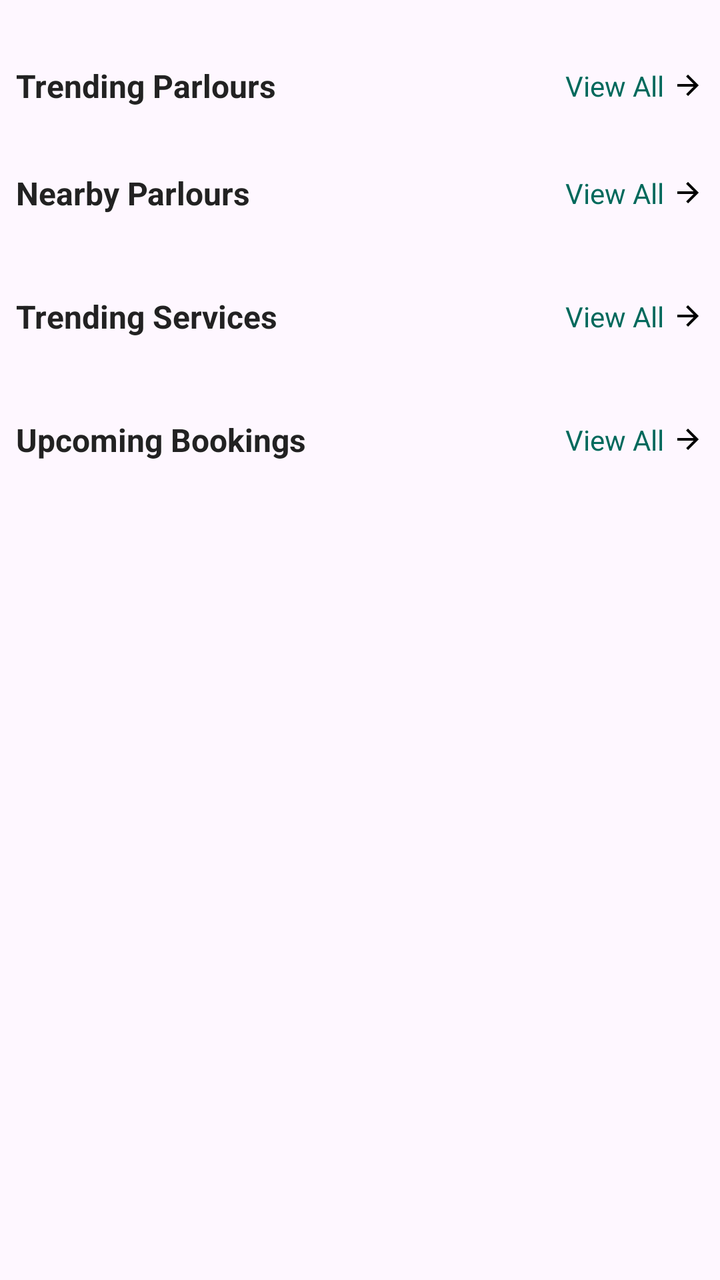
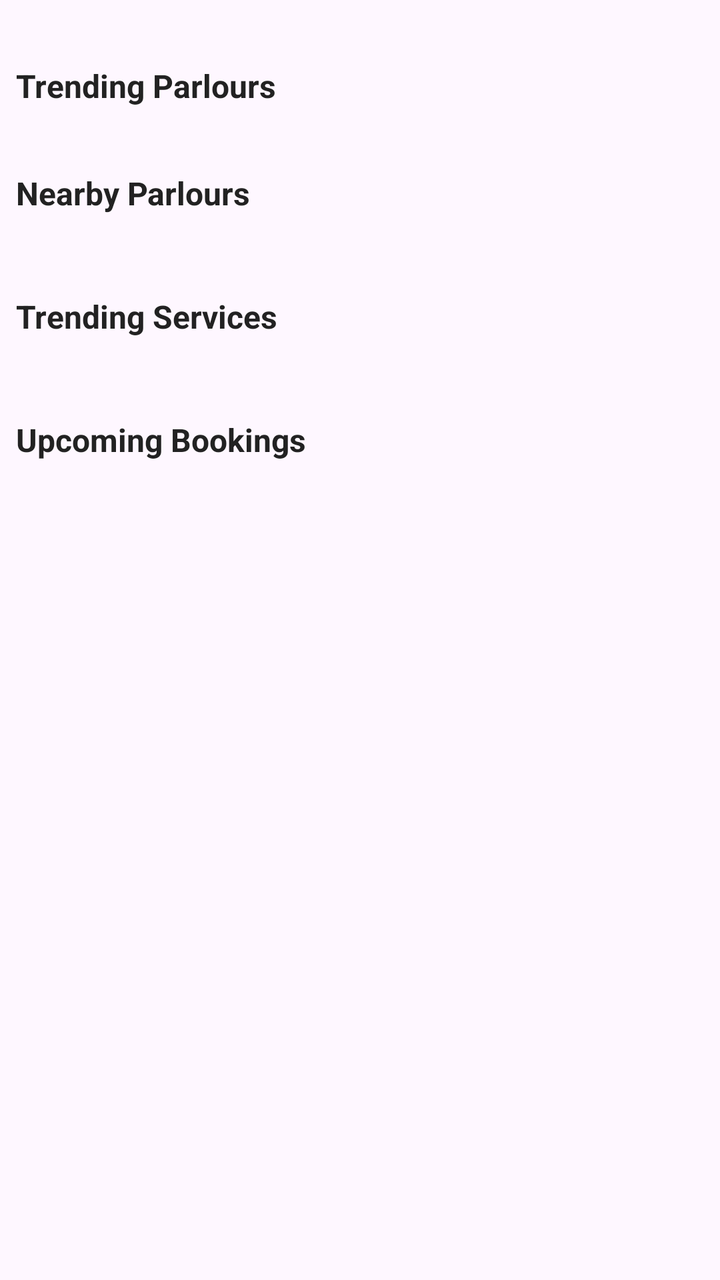

The first picture is an Android layout as it rendered before a commit; the second is the same layout after the commit. The layout source and the unified diff follow.
<!-- AndroidManifest.xml: application theme Theme.TheKaincheeUser -->
<!-- res/layout/fragment_all_parlour.xml -->
<?xml version="1.0" encoding="utf-8"?>
<FrameLayout xmlns:android="http://schemas.android.com/apk/res/android"
    xmlns:tools="http://schemas.android.com/tools"
    xmlns:app="http://schemas.android.com/apk/res-auto"
    android:id="@+id/rootLayout"
    android:layout_width="match_parent"
    android:layout_height="match_parent"
    tools:context=".presentation.dashboard.home.tabs.fragment.AllParlourFragment">

    
    <androidx.core.widget.NestedScrollView
        android:id="@+id/mainContent"
        android:layout_width="match_parent"
        android:layout_height="match_parent"
        android:clipToPadding="false"
        android:overScrollMode="never"
        android:fillViewport="true">

        <LinearLayout
            android:layout_width="match_parent"
            android:layout_height="wrap_content"
            android:orientation="vertical"
            android:padding="8dp">

            <LinearLayout
                android:id="@+id/layoutTrendingParloursSection"
                android:layout_width="match_parent"
                android:layout_height="wrap_content"
                android:orientation="vertical">

                <LinearLayout
                    android:layout_width="match_parent"
                    android:layout_height="wrap_content"
                    android:layout_marginTop="24dp"
                    android:gravity="center_vertical"
                    android:orientation="horizontal">

                    <com.google.android.material.textview.MaterialTextView
                        android:layout_width="0dp"
                        android:layout_height="wrap_content"
                        android:layout_weight="1"
                        android:text="Trending Parlours"
                        android:textSize="16sp"
                        android:textStyle="bold"
                        android:textColor="#222222" />
                    <FrameLayout
                        android:layout_width="wrap_content"
                        android:layout_height="wrap_content">


                        <com.google.android.material.textview.MaterialTextView
                            android:id="@+id/tvTrendingPViewAll"
                            android:layout_width="wrap_content"
                            android:layout_height="wrap_content"
                            android:text="View All"
                            android:textSize="14sp"
                            android:textColor="@color/primaryColor"
                            android:drawableEnd="@drawable/ic_forward"
                            android:drawablePadding="4dp"
                            android:clickable="true"
                            android:focusable="true"
                            android:foreground="?attr/selectableItemBackground" />

                        <ProgressBar
                            android:id="@+id/loaderTrendingParlour"
                            android:layout_width="20dp"
                            android:layout_height="20dp"
                            android:layout_gravity="center"
                            android:visibility="gone" />

                    </FrameLayout>
                </LinearLayout>

                <androidx.recyclerview.widget.RecyclerView
                    android:id="@+id/rvTrendingParlours"
                    android:layout_width="match_parent"
                    android:layout_height="wrap_content"
                    android:layout_marginTop="16dp"
                    android:background="#FFFFFF"
                    android:nestedScrollingEnabled="false" />
            </LinearLayout>

            <LinearLayout
                android:id="@+id/layoutNearbySection"
                android:layout_width="match_parent"
                android:layout_height="wrap_content"
                android:orientation="vertical">

                <LinearLayout
                    android:layout_width="match_parent"
                    android:layout_height="wrap_content"
                    android:layout_marginTop="16dp"
                    android:gravity="center_vertical"
                    android:orientation="horizontal">

                    <com.google.android.material.textview.MaterialTextView
                        android:layout_width="0dp"
                        android:layout_height="wrap_content"
                        android:layout_weight="1"
                        android:text="Nearby Parlours"
                        android:textSize="16sp"
                        android:textStyle="bold"
                        android:textColor="#222222" />

                    <FrameLayout
                        android:layout_width="wrap_content"
                        android:layout_height="wrap_content">

                        <com.google.android.material.textview.MaterialTextView
                            android:id="@+id/tvNearbyViewAll"
                            android:layout_width="wrap_content"
                            android:layout_height="wrap_content"
                            android:text="View All"
                            android:textSize="14sp"
                            android:textColor="@color/primaryColor"
                            android:drawableEnd="@drawable/ic_forward"
                            android:drawablePadding="4dp"
                            android:clickable="true"
                            android:focusable="true"
                            android:foreground="?attr/selectableItemBackground" />

                        <ProgressBar
                            android:id="@+id/loaderNearby"
                            android:layout_width="20dp"
                            android:layout_height="20dp"
                            android:layout_gravity="center"
                            android:visibility="gone" />

                    </FrameLayout>
                </LinearLayout>

                <androidx.recyclerview.widget.RecyclerView
                    android:id="@+id/rvNearbyParlours"
                    android:layout_width="match_parent"
                    android:layout_height="wrap_content"
                    android:background="#FFFFFF"
                    android:layout_marginTop="16dp"
                    android:nestedScrollingEnabled="false" />
            </LinearLayout>
            <LinearLayout
                android:id="@+id/layoutTrendingServicesSection"
                android:layout_width="match_parent"
                android:layout_height="wrap_content"
                android:orientation="vertical">

                <LinearLayout
                    android:layout_width="match_parent"
                    android:layout_height="wrap_content"
                    android:layout_marginTop="24dp"
                    android:gravity="center_vertical"
                    android:orientation="horizontal">

                    <com.google.android.material.textview.MaterialTextView
                        android:layout_width="0dp"
                        android:layout_height="wrap_content"
                        android:layout_weight="1"
                        android:text="Trending Services"
                        android:textSize="16sp"
                        android:textStyle="bold"
                        android:textColor="#222222" />
                    <FrameLayout
                        android:layout_width="wrap_content"
                        android:layout_height="wrap_content">


                        <com.google.android.material.textview.MaterialTextView
                            android:id="@+id/tvTrendingSViewAll"
                            android:layout_width="wrap_content"
                            android:layout_height="wrap_content"
                            android:text="View All"
                            android:textSize="14sp"
                            android:textColor="@color/primaryColor"
                            android:drawableEnd="@drawable/ic_forward"
                            android:drawablePadding="4dp"
                            android:clickable="true"
                            android:focusable="true"
                            android:foreground="?attr/selectableItemBackground" />

                        <ProgressBar
                            android:id="@+id/loaderTrendingService"
                            android:layout_width="20dp"
                            android:layout_height="20dp"
                            android:layout_gravity="center"
                            android:visibility="gone" />

                    </FrameLayout>
                </LinearLayout>

                <androidx.recyclerview.widget.RecyclerView
                    android:id="@+id/rvTrendingServices"
                    android:layout_width="match_parent"
                    android:layout_height="wrap_content"
                    android:layout_marginTop="16dp"
                    android:nestedScrollingEnabled="false" />
            </LinearLayout>

            
            <LinearLayout
                android:id="@+id/layoutBookingsSection"
                android:layout_width="match_parent"
                android:layout_height="wrap_content"
                android:orientation="vertical">

                <LinearLayout
                    android:layout_width="match_parent"
                    android:layout_height="wrap_content"
                    android:layout_marginTop="24dp"
                    android:gravity="center_vertical"
                    android:orientation="horizontal">

                    <com.google.android.material.textview.MaterialTextView
                        android:layout_width="0dp"
                        android:layout_height="wrap_content"
                        android:layout_weight="1"
                        android:text="Upcoming Bookings"
                        android:textSize="16sp"
                        android:textStyle="bold"
                        android:textColor="#222222" />
                    <FrameLayout
                        android:layout_width="wrap_content"
                        android:layout_height="wrap_content">


                        <com.google.android.material.textview.MaterialTextView
                            android:id="@+id/tvUpcomingBookingsViewAll"
                            android:layout_width="wrap_content"
                            android:layout_height="wrap_content"
                            android:text="View All"
                            android:textSize="14sp"
                            android:textColor="@color/primaryColor"
                            android:drawableEnd="@drawable/ic_forward"
                            android:drawablePadding="4dp"
                            android:clickable="true"
                            android:focusable="true"
                            android:foreground="?attr/selectableItemBackground" />

                        <ProgressBar
                            android:id="@+id/loaderUpcomingBooking"
                            android:layout_width="20dp"
                            android:layout_height="20dp"
                            android:layout_gravity="center"
                            android:visibility="gone" />

                    </FrameLayout>
                </LinearLayout>

                <androidx.recyclerview.widget.RecyclerView
                    android:id="@+id/rvUpcomingBookings"
                    android:layout_width="match_parent"
                    android:layout_height="wrap_content"
                    android:layout_marginTop="16dp"
                    android:nestedScrollingEnabled="false" />
            </LinearLayout>

        </LinearLayout>

    </androidx.core.widget.NestedScrollView>

    
    <LinearLayout
        android:id="@+id/layoutFullEmpty"
        android:layout_width="match_parent"
        android:layout_height="match_parent"
        android:orientation="vertical"
        android:visibility="gone"
        android:gravity="center_horizontal"
        android:padding="24dp"
        android:background="@android:color/white">

        
        <ImageView
            android:id="@+id/imgEmpty"
            android:layout_width="180dp"
            android:layout_height="180dp"
            android:src="@drawable/ic_oops"
            android:contentDescription="No Parlours"
            android:scaleType="centerInside" />

        
        <TextView
            android:id="@+id/tvEmptyTitle"
            android:layout_width="wrap_content"
            android:layout_height="wrap_content"
            android:layout_marginTop="20dp"
            android:text="No parlours nearby 😔"
            android:textSize="18sp"
            android:textStyle="bold"
            android:textColor="#222222"
            android:fontFamily="sans-serif-medium" />

        
        <TextView
            android:id="@+id/tvEmptySubtitle"
            android:layout_width="match_parent"
            android:layout_height="wrap_content"
            android:layout_marginTop="8dp"
            android:text="We couldn’t find any salons within 5 km of your location.\nTry changing your location or retry."
            android:textSize="14sp"
            android:textColor="#777777"
            android:gravity="center"
            android:paddingStart="16dp"
            android:paddingEnd="16dp"
            android:lineSpacingExtra="2dp" />

        

        <com.google.android.material.button.MaterialButton
            android:id="@+id/btnRetry"
            android:layout_width="match_parent"
            android:layout_height="48dp"
            android:layout_marginTop="24dp"
            android:text="Retry"
            android:textAllCaps="false"
            android:textSize="14sp"
            android:textColor="@android:color/white"
            android:backgroundTint="@color/primaryColor"
            app:cornerRadius="12dp" />

        
        <com.google.android.material.button.MaterialButton
            android:id="@+id/btnChangeLocation"
            android:layout_width="match_parent"
            android:layout_height="48dp"
            android:layout_marginTop="12dp"
            android:text="Change Location"
            android:textAllCaps="false"
            android:textSize="14sp"
            android:textColor="@color/primaryColor"
            android:backgroundTint="@android:color/transparent"
            app:strokeColor="@color/primaryColor"
            app:strokeWidth="1dp"
            app:cornerRadius="12dp" />

    </LinearLayout>

</FrameLayout>
<!-- resources referenced by this layout -->
<resources>
  <color name="primaryColor">#00695C</color>
  <!-- drawable ic_forward (drawable) -->
  <vector xmlns:android="http://schemas.android.com/apk/res/android" android:autoMirrored="true" android:height="16dp" android:tint="#000000" android:viewportHeight="24" android:viewportWidth="24" android:width="16dp">
        
      <path android:fillColor="@android:color/white" android:pathData="M12,4l-1.41,1.41L16.17,11H4v2h12.17l-5.58,5.59L12,20l8,-8z"/>
      
  </vector>
  <!-- drawable ic_oops: vector/xml drawable (drawable, 29233 chars, omitted) -->
  <style name="Theme.TheKaincheeUser" parent="Base.Theme.TheKaincheeUser" />
  <style name="Base.Theme.TheKaincheeUser" parent="Theme.Material3.DayNight.NoActionBar">
          
          
          <item name="colorPrimary">@color/primaryColor</item>
      </style>
</resources>

<!-- the commit's change to res/layout/fragment_all_parlour.xml (unified diff, before → after) -->
@@ -7,19 +7,80 @@
     android:layout_height="match_parent"
     tools:context=".presentation.dashboard.home.tabs.fragment.AllParlourFragment">
 
-    
+    <com.facebook.shimmer.ShimmerFrameLayout
+        android:id="@+id/shimmerLayout"
+        android:layout_width="match_parent"
+        android:visibility="gone"
+        android:layout_height="match_parent"
+        app:shimmer_auto_start="true"
+        app:shimmer_duration="1200">
+
+        <LinearLayout
+            android:layout_width="match_parent"
+            android:layout_height="wrap_content"
+            android:orientation="vertical"
+            android:padding="8dp">
+
+            <include layout="@layout/item_shimmer_section"/>
+
+            <include layout="@layout/item_shimmer_section"/>
+
+            <include layout="@layout/item_shimmer_section"/>
+
+        </LinearLayout>
+
+    </com.facebook.shimmer.ShimmerFrameLayout>
+
+    <com.facebook.shimmer.ShimmerFrameLayout
+        android:id="@+id/shimmerLayoutVerticalParlour"
+        android:layout_width="match_parent"
+        android:visibility="gone"
+        android:layout_height="match_parent"
+        app:shimmer_auto_start="true"
+        app:shimmer_duration="1200">
+
+        <LinearLayout
+            android:layout_width="match_parent"
+            android:layout_height="wrap_content"
+            android:orientation="vertical"
+            android:padding="8dp">
+
+            <include layout="@layout/item_shimmer_section"/>
+
+            <View
+                android:layout_width="140dp"
+                android:layout_height="24dp"
+                android:background="@drawable/bg_shimmer"
+                android:layout_marginTop="24dp"/>
+
+            <include layout="@layout/item_shimmer_vertical_parlour"/>
+
+
+            <include layout="@layout/item_shimmer_vertical_parlour"/>
+
+            <include layout="@layout/item_shimmer_vertical_parlour"/>
+
+            <include layout="@layout/item_shimmer_vertical_parlour"/>
+
+        </LinearLayout>
+
+    </com.facebook.shimmer.ShimmerFrameLayout>
+
     <androidx.core.widget.NestedScrollView
         android:id="@+id/mainContent"
         android:layout_width="match_parent"
         android:layout_height="match_parent"
         android:clipToPadding="false"
         android:overScrollMode="never"
+
         android:fillViewport="true">
 
         <LinearLayout
             android:layout_width="match_parent"
             android:layout_height="wrap_content"
             android:orientation="vertical"
+
+
             android:padding="8dp">
 
             <LinearLayout
@@ -48,18 +109,7 @@
                         android:layout_height="wrap_content">
 
 
-                        <com.google.android.material.textview.MaterialTextView
-                            android:id="@+id/tvTrendingPViewAll"
-                            android:layout_width="wrap_content"
-                            android:layout_height="wrap_content"
-                            android:text="View All"
-                            android:textSize="14sp"
-                            android:textColor="@color/primaryColor"
-                            android:drawableEnd="@drawable/ic_forward"
-                            android:drawablePadding="4dp"
-                            android:clickable="true"
-                            android:focusable="true"
-                            android:foreground="?attr/selectableItemBackground" />
+
 
                         <ProgressBar
                             android:id="@+id/loaderTrendingParlour"
@@ -106,18 +156,6 @@
                         android:layout_width="wrap_content"
                         android:layout_height="wrap_content">
 
-                        <com.google.android.material.textview.MaterialTextView
-                            android:id="@+id/tvNearbyViewAll"
-                            android:layout_width="wrap_content"
-                            android:layout_height="wrap_content"
-                            android:text="View All"
-                            android:textSize="14sp"
-                            android:textColor="@color/primaryColor"
-                            android:drawableEnd="@drawable/ic_forward"
-                            android:drawablePadding="4dp"
-                            android:clickable="true"
-                            android:focusable="true"
-                            android:foreground="?attr/selectableItemBackground" />
 
                         <ProgressBar
                             android:id="@+id/loaderNearby"
@@ -163,18 +201,6 @@
                         android:layout_height="wrap_content">
 
 
-                        <com.google.android.material.textview.MaterialTextView
-                            android:id="@+id/tvTrendingSViewAll"
-                            android:layout_width="wrap_content"
-                            android:layout_height="wrap_content"
-                            android:text="View All"
-                            android:textSize="14sp"
-                            android:textColor="@color/primaryColor"
-                            android:drawableEnd="@drawable/ic_forward"
-                            android:drawablePadding="4dp"
-                            android:clickable="true"
-                            android:focusable="true"
-                            android:foreground="?attr/selectableItemBackground" />
 
                         <ProgressBar
                             android:id="@+id/loaderTrendingService"
@@ -221,18 +247,6 @@
                         android:layout_height="wrap_content">
 
 
-                        <com.google.android.material.textview.MaterialTextView
-                            android:id="@+id/tvUpcomingBookingsViewAll"
-                            android:layout_width="wrap_content"
-                            android:layout_height="wrap_content"
-                            android:text="View All"
-                            android:textSize="14sp"
-                            android:textColor="@color/primaryColor"
-                            android:drawableEnd="@drawable/ic_forward"
-                            android:drawablePadding="4dp"
-                            android:clickable="true"
-                            android:focusable="true"
-                            android:foreground="?attr/selectableItemBackground" />
 
                         <ProgressBar
                             android:id="@+id/loaderUpcomingBooking"
@@ -262,6 +276,7 @@
         android:layout_width="match_parent"
         android:layout_height="match_parent"
         android:orientation="vertical"
+
         android:visibility="gone"
         android:gravity="center_horizontal"
         android:padding="24dp"
@@ -334,3 +349,147 @@
     </LinearLayout>
 
 </FrameLayout>
+<!-- res/layout/item_shimmer_section.xml (included above) -->
+<?xml version="1.0" encoding="utf-8"?>
+<LinearLayout xmlns:android="http://schemas.android.com/apk/res/android"
+    android:layout_width="match_parent"
+    android:layout_height="wrap_content"
+    android:layout_marginTop="24dp"
+    android:orientation="vertical">
+
+    
+    <View
+        android:layout_width="140dp"
+        android:layout_height="24dp"
+        android:background="#E0E0E0" />
+
+    
+    <LinearLayout
+        android:layout_width="match_parent"
+        android:layout_height="wrap_content"
+        android:layout_marginTop="16dp"
+        android:orientation="horizontal">
+
+        <include layout="@layout/item_shimmer_card" />
+
+        <include layout="@layout/item_shimmer_card" />
+        <include layout="@layout/item_shimmer_card" />
+
+    </LinearLayout>
+
+</LinearLayout>
+<!-- res/layout/item_shimmer_vertical_parlour.xml (included above) -->
+<?xml version="1.0" encoding="utf-8"?>
+<androidx.cardview.widget.CardView
+    xmlns:android="http://schemas.android.com/apk/res/android"
+    xmlns:app="http://schemas.android.com/apk/res-auto"
+    android:layout_width="match_parent"
+    android:layout_height="wrap_content"
+    android:layout_marginVertical="6dp"
+    app:cardCornerRadius="14dp"
+    app:cardElevation="4dp"
+    app:cardUseCompatPadding="true">
+
+    <LinearLayout
+        android:layout_width="match_parent"
+        android:layout_height="100dp"
+        android:orientation="horizontal"
+        android:padding="8dp">
+
+        
+        <View
+            android:layout_width="90dp"
+            android:layout_height="match_parent"
+            android:background="@drawable/bg_shimmer"/>
+
+        <LinearLayout
+            android:layout_width="0dp"
+            android:layout_height="match_parent"
+            android:layout_weight="1"
+            android:orientation="vertical"
+            android:paddingStart="12dp">
+
+            
+            <View
+                android:layout_width="140dp"
+                android:layout_height="18dp"
+                android:background="@drawable/bg_shimmer"/>
+
+            
+            <LinearLayout
+                android:layout_width="wrap_content"
+                android:layout_height="wrap_content"
+                android:layout_marginTop="10dp"
+                android:orientation="horizontal">
+
+                <View
+                    android:layout_width="50dp"
+                    android:layout_height="14dp"
+                    android:background="@drawable/bg_shimmer"/>
+
+                <View
+                    android:layout_width="80dp"
+                    android:layout_height="14dp"
+                    android:layout_marginStart="8dp"
+                    android:background="@drawable/bg_shimmer"/>
+
+            </LinearLayout>
+
+            
+            <View
+                android:layout_width="70dp"
+                android:layout_height="24dp"
+                android:layout_marginTop="12dp"
+                android:background="@drawable/bg_shimmer"/>
+
+        </LinearLayout>
+
+    </LinearLayout>
+
+</androidx.cardview.widget.CardView>
+<!-- res/layout/item_shimmer_card.xml (included above) -->
+<?xml version="1.0" encoding="utf-8"?>
+<com.google.android.material.card.MaterialCardView
+    xmlns:android="http://schemas.android.com/apk/res/android"
+    xmlns:app="http://schemas.android.com/apk/res-auto"
+    android:layout_width="170dp"
+    android:layout_height="220dp"
+    android:layout_marginEnd="14dp"
+    app:cardCornerRadius="18dp"
+    app:cardElevation="0dp">
+
+    <LinearLayout
+        android:layout_width="match_parent"
+        android:layout_height="match_parent"
+        android:orientation="vertical">
+
+        
+        <View
+            android:layout_width="match_parent"
+            android:layout_height="120dp"
+            android:background="#E0E0E0" />
+
+        <LinearLayout
+            android:layout_width="match_parent"
+            android:layout_height="wrap_content"
+            android:orientation="vertical"
+            android:padding="12dp">
+
+            
+            <View
+                android:layout_width="110dp"
+                android:layout_height="16dp"
+                android:background="#E0E0E0" />
+
+            
+            <View
+                android:layout_width="70dp"
+                android:layout_height="12dp"
+                android:layout_marginTop="10dp"
+                android:background="#E0E0E0" />
+
+        </LinearLayout>
+
+    </LinearLayout>
+
+</com.google.android.material.card.MaterialCardView>
<!-- resource entries referenced after the edit -->
@@ -1,12 +1,12 @@
 <!-- resources referenced by this layout -->
 <resources>
   <color name="primaryColor">#00695C</color>
-  <!-- drawable ic_forward (drawable) -->
-  <vector xmlns:android="http://schemas.android.com/apk/res/android" android:autoMirrored="true" android:height="16dp" android:tint="#000000" android:viewportHeight="24" android:viewportWidth="24" android:width="16dp">
-        
-      <path android:fillColor="@android:color/white" android:pathData="M12,4l-1.41,1.41L16.17,11H4v2h12.17l-5.58,5.59L12,20l8,-8z"/>
-      
-  </vector>
+  <!-- drawable bg_shimmer (drawable) -->
+  <?xml version="1.0" encoding="utf-8"?>
+  <shape xmlns:android="http://schemas.android.com/apk/res/android">
+      <solid android:color="#E0E0E0"/>
+      <corners android:radius="8dp"/>
+  </shape>
   <!-- drawable ic_oops: vector/xml drawable (drawable, 29233 chars, omitted) -->
   <style name="Theme.TheKaincheeUser" parent="Base.Theme.TheKaincheeUser" />
   <style name="Base.Theme.TheKaincheeUser" parent="Theme.Material3.DayNight.NoActionBar">
